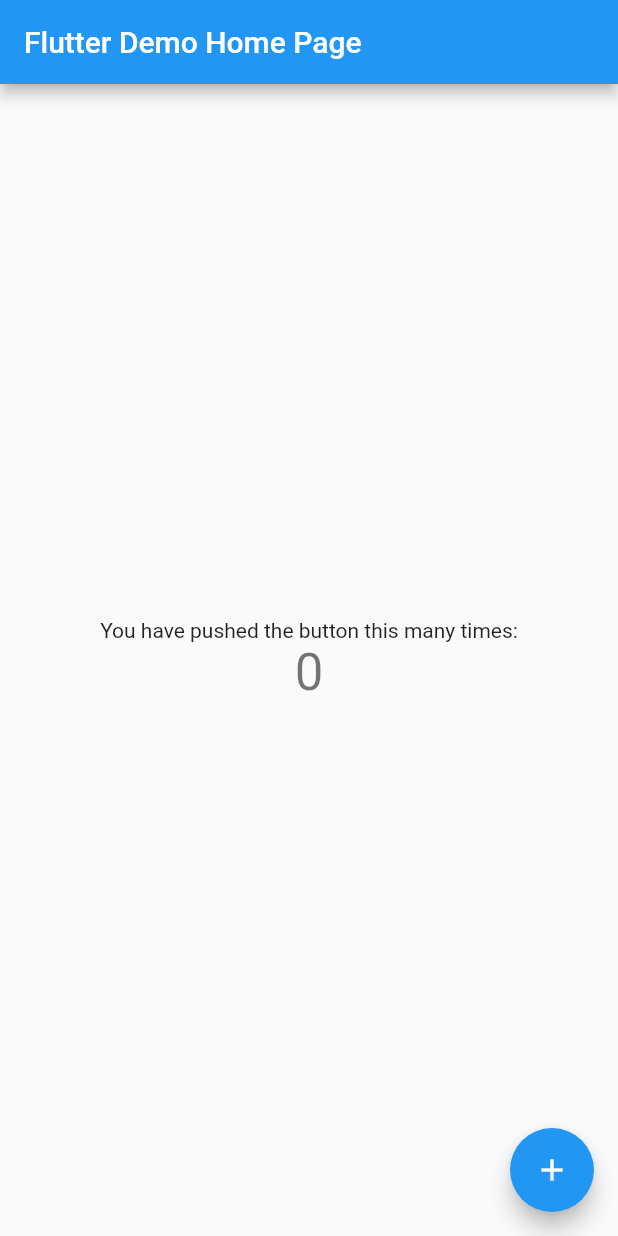
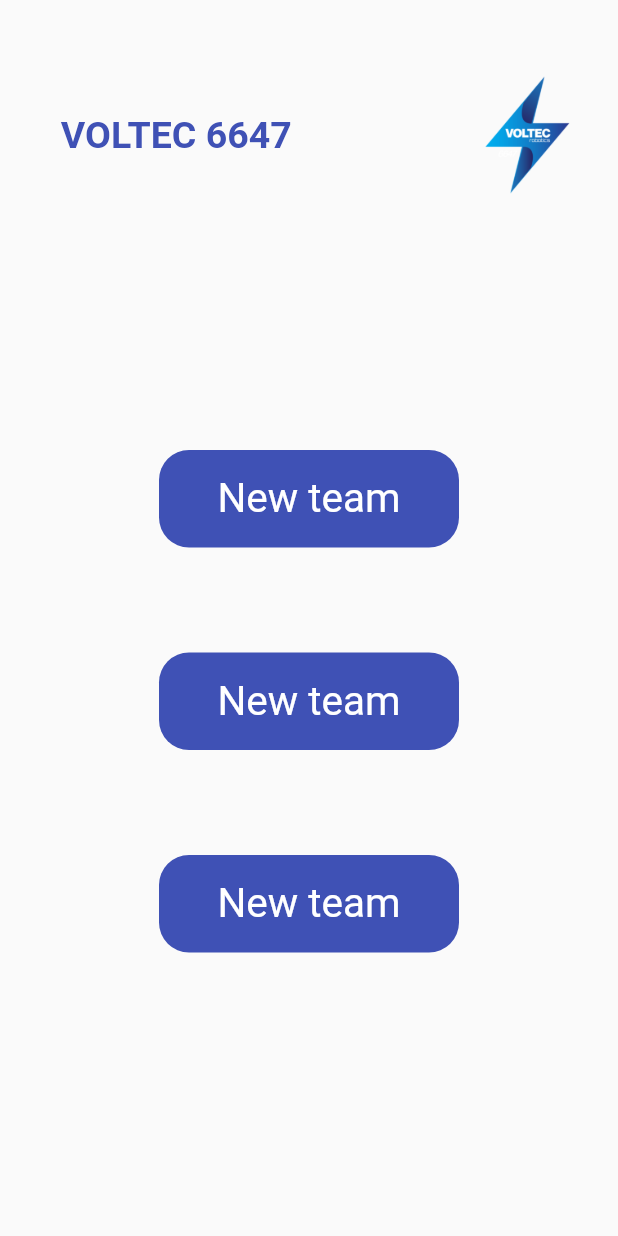
Before and after one commit to jpgtzg/2023-Scouting6647, a Flutter app: the screen it shows after launch, on a phone screen of 412 x 824 dp. Run offline on Flutter 3.47's test engine with Material 2 defaults, Android fonts, the light colour scheme and no system bars; Roboto replaces fonts that are missing (Oxygen).

Commit message:
First draft

```diff
--- /dev/null
+++ b/lib/homepage.dart
@@ -0,0 +1,83 @@
+// ignore_for_file: sort_child_properties_last
+
+import 'package:flutter/material.dart';
+import 'package:scouting_app/topbar.dart';
+
+class HomePage extends StatelessWidget {
+  const HomePage({Key? key}) : super(key: key);
+
+  @override
+  Widget build(BuildContext context) {
+    return Scaffold(
+      body: Stack(
+        children: [
+          const TopBar(),
+          Center(
+            child: Column(
+              children: [
+                const SizedBox(height: 300),
+                Container(
+                  height: 65,
+                  width: 200,
+                  child: const Center(
+                    child: Text(
+                      "New team",
+                      style: TextStyle(
+                        fontFamily: "Oxygen",
+                        color: Colors.white, //darkGreyColor,
+                        fontSize: 27,
+                      ),
+                    ),
+                  ),
+                  decoration: BoxDecoration(
+                      borderRadius: BorderRadius.circular(20),
+                      color: Colors.indigo),
+                ),
+
+                const SizedBox(height: 70),
+
+                Container(
+                  height: 65,
+                  width: 200,
+                  child: const Center(
+                    child: Text(
+                      "New team",
+                      style: TextStyle(
+                        fontFamily: "Oxygen",
+                        color: Colors.white, //darkGreyColor,
+                        fontSize: 27,
+                      ),
+                    ),
+                  ),
+                  decoration: BoxDecoration(
+                      borderRadius: BorderRadius.circular(20),
+                      color: Colors.indigo),
+                ),
+
+                const SizedBox(height: 70),
+
+                Container(
+                  height: 65,
+                  width: 200,
+                  child: const Center(
+                    child: Text(
+                      "New team",
+                      style: TextStyle(
+                        fontFamily: "Oxygen",
+                        color: Colors.white, //darkGreyColor,
+                        fontSize: 27,
+                      ),
+                    ),
+                  ),
+                  decoration: BoxDecoration(
+                      borderRadius: BorderRadius.circular(20),
+                      color: Colors.indigo),
+                ),
+              ],
+            ),
+          ),
+        ],
+      ),
+    );
+  }
+}
--- a/lib/main.dart
+++ b/lib/main.dart
@@ -1,115 +1,27 @@
 import 'package:flutter/material.dart';
 
-void main() {
-  runApp(const MyApp());
+import 'homepage.dart';
+
+void main() => runApp(MyApp());
+
+class MyApp extends StatefulWidget {
+  @override
+  State<StatefulWidget> createState() {
+    return _MyAppState();
+  }
 }
 
-class MyApp extends StatelessWidget {
-  const MyApp({Key? key}) : super(key: key);
+class _MyAppState extends State<MyApp> {
 
-  // This widget is the root of your application.
   @override
   Widget build(BuildContext context) {
     return MaterialApp(
-      title: 'Flutter Demo',
+      debugShowCheckedModeBanner: false,
+      title: "Scouting App",
       theme: ThemeData(
-        // This is the theme of your application.
-        //
-        // Try running your application with "flutter run". You'll see the
-        // application has a blue toolbar. Then, without quitting the app, try
-        // changing the primarySwatch below to Colors.green and then invoke
-        // "hot reload" (press "r" in the console where you ran "flutter run",
-        // or simply save your changes to "hot reload" in a Flutter IDE).
-        // Notice that the counter didn't reset back to zero; the application
-        // is not restarted.
-        primarySwatch: Colors.blue,
+        // primarySwatch: Colors.blue,
       ),
-      home: const MyHomePage(title: 'Flutter Demo Home Page'),
+      home: HomePage(),
     );
   }
 }
-
-class MyHomePage extends StatefulWidget {
-  const MyHomePage({Key? key, required this.title}) : super(key: key);
-
-  // This widget is the home page of your application. It is stateful, meaning
-  // that it has a State object (defined below) that contains fields that affect
-  // how it looks.
-
-  // This class is the configuration for the state. It holds the values (in this
-  // case the title) provided by the parent (in this case the App widget) and
-  // used by the build method of the State. Fields in a Widget subclass are
-  // always marked "final".
-
-  final String title;
-
-  @override
-  State<MyHomePage> createState() => _MyHomePageState();
-}
-
-class _MyHomePageState extends State<MyHomePage> {
-  int _counter = 0;
-
-  void _incrementCounter() {
-    setState(() {
-      // This call to setState tells the Flutter framework that something has
-      // changed in this State, which causes it to rerun the build method below
-      // so that the display can reflect the updated values. If we changed
-      // _counter without calling setState(), then the build method would not be
-      // called again, and so nothing would appear to happen.
-      _counter++;
-    });
-  }
-
-  @override
-  Widget build(BuildContext context) {
-    // This method is rerun every time setState is called, for instance as done
-    // by the _incrementCounter method above.
-    //
-    // The Flutter framework has been optimized to make rerunning build methods
-    // fast, so that you can just rebuild anything that needs updating rather
-    // than having to individually change instances of widgets.
-    return Scaffold(
-      appBar: AppBar(
-        // Here we take the value from the MyHomePage object that was created by
-        // the App.build method, and use it to set our appbar title.
-        title: Text(widget.title),
-      ),
-      body: Center(
-        // Center is a layout widget. It takes a single child and positions it
-        // in the middle of the parent.
-        child: Column(
-          // Column is also a layout widget. It takes a list of children and
-          // arranges them vertically. By default, it sizes itself to fit its
-          // children horizontally, and tries to be as tall as its parent.
-          //
-          // Invoke "debug painting" (press "p" in the console, choose the
-          // "Toggle Debug Paint" action from the Flutter Inspector in Android
-          // Studio, or the "Toggle Debug Paint" command in Visual Studio Code)
-          // to see the wireframe for each widget.
-          //
-          // Column has various properties to control how it sizes itself and
-          // how it positions its children. Here we use mainAxisAlignment to
-          // center the children vertically; the main axis here is the vertical
-          // axis because Columns are vertical (the cross axis would be
-          // horizontal).
-          mainAxisAlignment: MainAxisAlignment.center,
-          children: <Widget>[
-            const Text(
-              'You have pushed the button this many times:',
-            ),
-            Text(
-              '$_counter',
-              style: Theme.of(context).textTheme.headline4,
-            ),
-          ],
-        ),
-      ),
-      floatingActionButton: FloatingActionButton(
-        onPressed: _incrementCounter,
-        tooltip: 'Increment',
-        child: const Icon(Icons.add),
-      ), // This trailing comma makes auto-formatting nicer for build methods.
-    );
-  }
-}
--- /dev/null
+++ b/lib/models/global.dart
@@ -0,0 +1,22 @@
+import 'package:flutter/material.dart';
+
+TextStyle homeTitleStyle = const TextStyle(
+  fontFamily: "Avenir",
+  fontWeight: FontWeight.bold,
+  color: Colors.white, //darkGreyColor,
+  fontSize: 50,
+);
+
+TextStyle recipeNameStyle = const TextStyle(
+  fontFamily: "Avenir",
+  //fontWeight: FontWeight.bold,
+  color: Color(0xFF212128), //Colors.white,
+  fontSize: 20,
+);
+
+TextStyle descriptionStyle = const TextStyle(
+  fontFamily: "Avenir",
+  //fontWeight: FontWeight.bold,
+  color: Colors.black, //Colors.white,
+  fontSize: 18,
+);
--- /dev/null
+++ b/lib/topbar.dart
@@ -0,0 +1,43 @@
+import 'package:flutter/material.dart';
+
+class TopBar extends StatelessWidget {
+  const TopBar({Key? key}) : super(key: key);
+
+  @override
+  Widget build(BuildContext context) {
+    return Row(
+        mainAxisAlignment: MainAxisAlignment.spaceBetween,
+        children: [
+          Padding(
+            padding: const EdgeInsets.only(left: 20, top: 50),
+            child: Container(
+              height: 65,
+              width: 195,
+              decoration: BoxDecoration(
+                borderRadius: BorderRadius.circular(17),
+                // color: Colors.black,
+              ),
+              child: const Center(
+                  child: Text(
+                "VOLTEC 6647",
+                style: TextStyle(
+                  fontFamily: "Oxygen",
+                  fontWeight: FontWeight.bold,
+                  color: Colors.indigo, //darkGreyColor,
+                  fontSize: 25,
+                ),
+              )),
+            ),
+          ),
+          const Padding(
+            padding: EdgeInsets.only(right: 10, top: 50),
+            child: Image(
+              alignment: Alignment.topLeft,
+              height: 80,
+              width: 80,
+              image: AssetImage('assets/images/Logo.png'),),
+          )
+        ],
+      );
+  }
+}
--- a/pubspec.yaml
+++ b/pubspec.yaml
@@ -52,6 +52,8 @@
 # The following section is specific to Flutter packages.
 flutter:
 
+
+
   # The following line ensures that the Material Icons font is
   # included with your application, so that you can use the icons in
   # the material Icons class.
@@ -61,6 +63,9 @@
   # assets:
   #   - images/a_dot_burr.jpeg
   #   - images/a_dot_ham.jpeg
+
+  assets:
+    - assets/images/Logo.png
 
   # An image asset can refer to one or more resolution-specific "variants", see
   # https://flutter.dev/assets-and-images/#resolution-aware
```
Also changed, not shown: assets/images/Logo.png (added), 1 other file.
